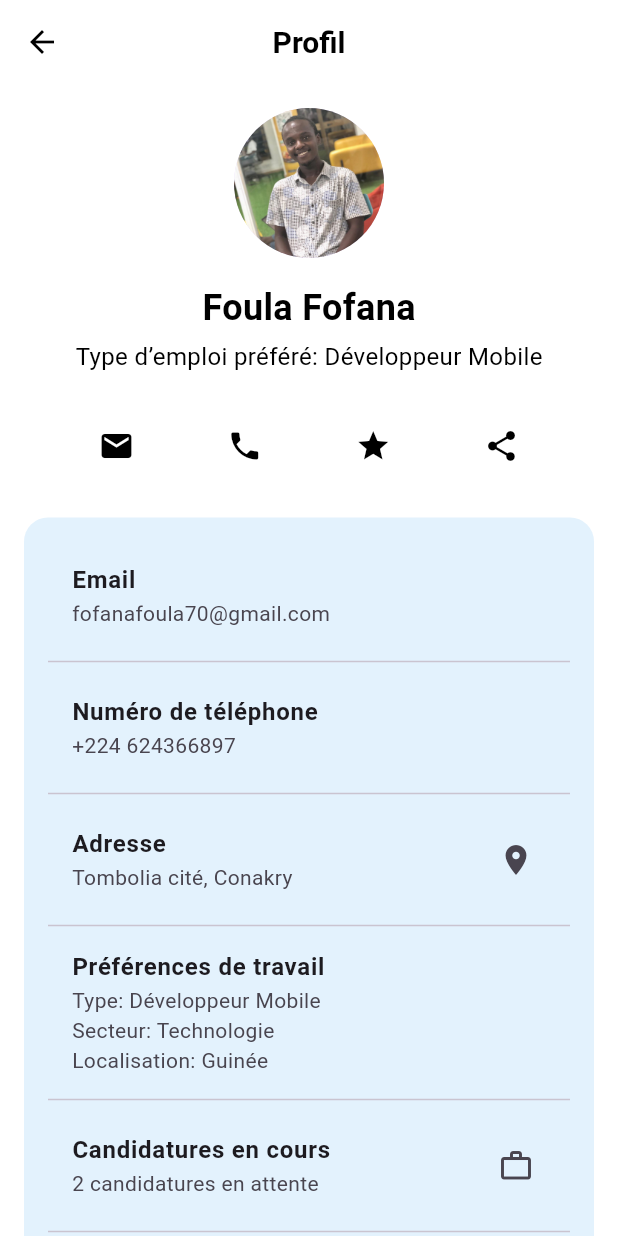
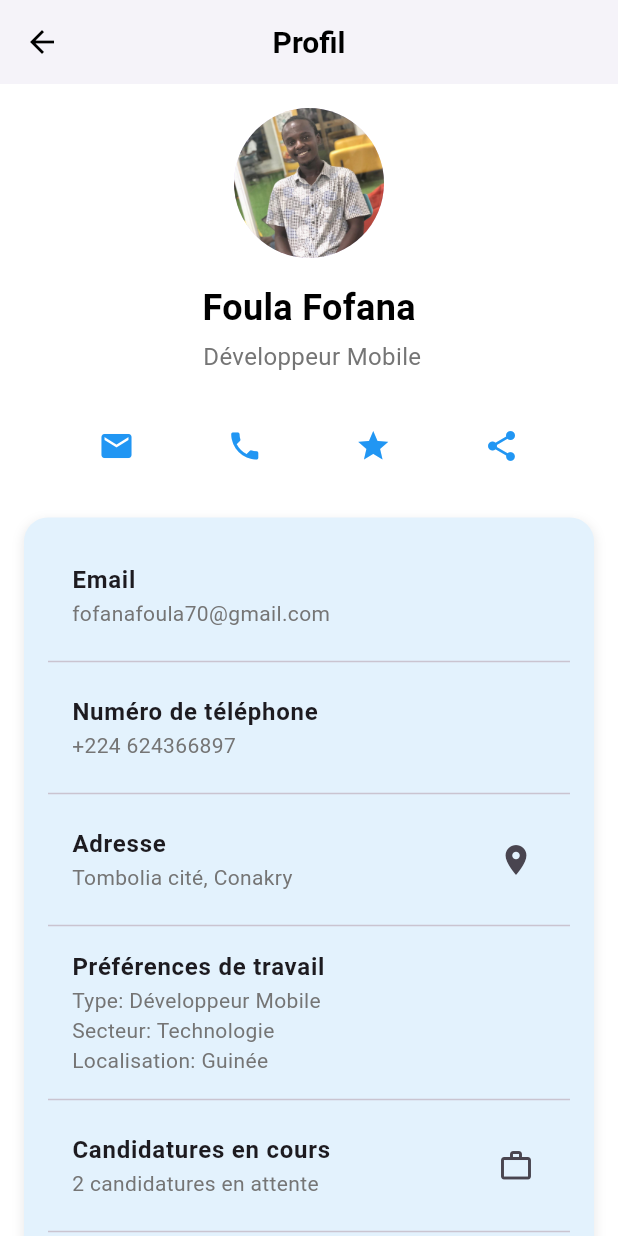
Before and after one commit to Foula34/Future-Job-1.0, a Flutter app: the ProfileScreen screen opened by its route, on a phone screen of 412 x 824 dp. Run offline on Flutter 3.47's test engine with Material 3 defaults, Android fonts, the phone set to English and light mode, and no system bars; our stand-ins replace file_picker, flutter_svg, google_fonts, share_plus.

Commit message:
page de profile modifiè

```diff
--- a/lib/authentication/profile_screen.dart
+++ b/lib/authentication/profile_screen.dart
@@ -1,7 +1,6 @@
 import 'package:flutter/material.dart';
 import 'package:google_fonts/google_fonts.dart';
 import 'package:myapp/home/settings_screen.dart';
-
 import '../../models/user_model.dart';
 
 class ProfileScreen extends StatefulWidget {
@@ -29,12 +28,10 @@ class _ProfileScreenState extends State<ProfileScreen> {
           ),
         ),
         backgroundColor: Colors.white,
-        elevation: 0,
+        elevation: 2,  // Légère ombre pour plus de profondeur
         leading: IconButton(
           icon: const Icon(Icons.arrow_back, color: Colors.black),
-          onPressed: () {
-            Navigator.pop(context);
-          },
+          onPressed: () => Navigator.pop(context),
         ),
       ),
       body: SingleChildScrollView(
@@ -43,6 +40,23 @@ class _ProfileScreenState extends State<ProfileScreen> {
           child: Column(
             crossAxisAlignment: CrossAxisAlignment.center,
             children: [
+              _buildProfileHeader(),
+              const SizedBox(height: 24),
+              _buildQuickActions(),
+              const SizedBox(height: 24),
+              _buildUserInfo(),
+              const SizedBox(height: 24),
+              _buildEditProfileButton(),
+            ],
+          ),
+        ),
+      ),
+    );
+  }
+
+  Widget _buildProfileHeader() {
+    return Column(
+      children: [
         const CircleAvatar(
           radius: 50,
           backgroundImage: AssetImage('assets/images/me.jpg'),
@@ -50,168 +64,105 @@ class _ProfileScreenState extends State<ProfileScreen> {
         const SizedBox(height: 16),
         Text(
           widget.user.name,
-                style: GoogleFonts.roboto(
-                  fontSize: 24,
-                  fontWeight: FontWeight.bold,
-                  color: Colors.black,
-                ),
+          style: GoogleFonts.roboto(fontSize: 24, fontWeight: FontWeight.bold, color: Colors.black),
         ),
         const SizedBox(height: 4),
         Text(
-                'Type d’emploi préféré: ${widget.user.preferredJobType}',
-                style: GoogleFonts.roboto(
-                  fontSize: 16,
-                  color: Colors.black,
+          ' ${widget.user.preferredJobType}',
+          style: GoogleFonts.roboto(fontSize: 16, color: Colors.grey[600]),
         ),
-              ),
-              const SizedBox(height: 24),
+      ],
+    );
+  }
 
-              // Actions rapides (Appel, Message, etc.)
-              Row(
+  Widget _buildQuickActions() {
+    return Row(
       mainAxisAlignment: MainAxisAlignment.spaceEvenly,
       children: [
-                  IconButton(
-                    icon: const Icon(Icons.email, color: Colors.black),
-                    onPressed: () {
-                      // Action pour envoyer un email
-                    },
-                  ),
-                  IconButton(
-                    icon: const Icon(Icons.phone, color: Colors.black),
-                    onPressed: () {
-                      // Action pour appeler
-                    },
-                  ),
-                  IconButton(
-                    icon: const Icon(Icons.star, color: Colors.black),
-                    onPressed: () {
-                      // Action pour ajouter aux favoris
-                    },
-                  ),
-                  IconButton(
-                    icon: const Icon(Icons.share, color: Colors.black),
-                    onPressed: () {
-                      // Action pour partager
-                    },
-                  ),
+        _buildActionButton(Icons.email, () => {/* Action pour envoyer un email */}),
+        _buildActionButton(Icons.phone, () => {/* Action pour appeler */}),
+        _buildActionButton(Icons.star, () => {/* Action pour ajouter aux favoris */}),
+        _buildActionButton(Icons.share, () => {/* Action pour partager */}),
       ],
-              ),
-              const SizedBox(height: 24),
+    );
+  }
 
-              // Section principale avec fond coloré
-              Container(
+  Widget _buildActionButton(IconData icon, VoidCallback onPressed) {
+    return IconButton(
+      icon: Icon(icon, color: Colors.blue),
+      onPressed: onPressed,
+      tooltip: 'Action ${icon.toString()}',  // Ajout d'un tooltip pour plus d'information
+    );
+  }
+
+  Widget _buildUserInfo() {
+    return Container(
       padding: const EdgeInsets.all(16),
       decoration: BoxDecoration(
         color: Colors.blue.shade50,
         borderRadius: BorderRadius.circular(16),
+        boxShadow: [
+          BoxShadow(
+            color: Colors.grey.withOpacity(0.2),
+            spreadRadius: 1,
+            blurRadius: 5,
+            offset: const Offset(0, 3), // changes position of shadow
+          ),
+        ],
       ),
       child: Column(
         crossAxisAlignment: CrossAxisAlignment.start,
         children: [
-                    ListTile(
-                      title: const Text(
-                        'Email',
-                        style: TextStyle(fontWeight: FontWeight.bold),
+          _buildListTile('Email', widget.user.email),
+          _buildListTile('Numéro de téléphone', widget.user.phoneNumber),
+          _buildListTile('Adresse', widget.user.address, trailing: const Icon(Icons.location_on)),
+          _buildListTile(
+            'Préférences de travail',
+            'Type: ${widget.user.preferredJobType}\nSecteur: ${widget.user.preferredIndustry}\nLocalisation: ${widget.user.preferredLocation}',
           ),
-                      subtitle: Text(widget.user.email),
-                    ),
-                    const Divider(),
-                    ListTile(
-                      title: const Text(
-                        'Numéro de téléphone',
-                        style: TextStyle(fontWeight: FontWeight.bold),
-                      ),
-                      subtitle: Text(widget.user.phoneNumber),
-                    ),
-                    const Divider(),
-                    ListTile(
-                      title: const Text(
-                        'Adresse',
-                        style: TextStyle(fontWeight: FontWeight.bold),
-                      ),
-                      subtitle: Text(widget.user.address),
-                      trailing: const Icon(Icons.location_on),
-                    ),
-                    const Divider(),
-                    ListTile(
-                      title: const Text(
-                        'Préférences de travail',
-                        style: TextStyle(fontWeight: FontWeight.bold),
-                      ),
-                      subtitle: Text(
-                        'Type: ${widget.user.preferredJobType}\n'
-                        'Secteur: ${widget.user.preferredIndustry}\n'
-                        'Localisation: ${widget.user.preferredLocation}',
-                      ),
-                    ),
-                    const Divider(),
-                    ListTile(
-                      title: const Text(
-                        'Candidatures en cours',
-                        style: TextStyle(fontWeight: FontWeight.bold),
-                      ),
-                      subtitle: Text('2 candidatures en attente'),
-                      trailing: const Icon(Icons.work_outline),
-                    ),
-                    const Divider(),
-                    ListTile(
-                      title: const Text(
+          _buildListTile('Candidatures en cours', '2 candidatures en attente', trailing: const Icon(Icons.work_outline)),
+          _buildListTile(
             'Événements et webinaires',
-                        style: TextStyle(fontWeight: FontWeight.bold),
-                      ),
-                      subtitle: Text('Prochain événement : Webinaire sur le CV'),
+            'Prochain événement : Webinaire sur le CV',
             trailing: const Icon(Icons.event),
             onTap: () {
               // Naviguer vers la page des événements
             },
           ),
-                    const Divider(),
+          _buildListTile('Réseaux sociaux',
+            'LinkedIn: ${widget.user.linkedIn}\nTwitter: ${widget.user.twitter}\nInstagram: ${widget.user.instagram}',
+          ),
           ListTile(
-                      title: const Text(
-                        'Recommandations',
-                        style: TextStyle(fontWeight: FontWeight.bold),
-                      ),
-                      subtitle: Text('Emplois recommandés pour vous'),
-                      trailing: const Icon(Icons.recommend),
-                      onTap: () {
-                        // Naviguer vers la page des recommandations
-                      },
-                    ),
-                    const Divider(),
-                    ListTile(
-                      title: const Text(
-                        'Réseaux sociaux',
-                        style: TextStyle(fontWeight: FontWeight.bold),
-                      ),
-                      subtitle: Text(
-                          'LinkedIn: ${widget.user.linkedIn}\nTwitter: ${widget.user.twitter}\nInstagram: ${widget.user.instagram}'),
-                      trailing: const Icon(Icons.link),
-                    ),
-                    const Divider(),
-                    ListTile(
-                      leading: const Icon(Icons.settings),
-                      title: const Text(
-                        'Paramètres',
-                        style: TextStyle(fontWeight: FontWeight.bold),
-                      ),
+            leading: const Icon(Icons.settings, color: Colors.blue),
+            title: const Text('Paramètres', style: TextStyle(fontWeight: FontWeight.bold)),
             trailing: const Icon(Icons.arrow_forward_ios),
             onTap: () {
-                        Navigator.push(
-                          context,
-                          MaterialPageRoute(
-                            builder: (context) => const SettingsScreen(),
-                          ),
-                        );
+              Navigator.push(context, MaterialPageRoute(builder: (context) => const SettingsScreen()));
             },
           ),
         ],
       ),
+    );
+  }
+
+  Widget _buildListTile(String title, String subtitle, {Icon? trailing, VoidCallback? onTap}) {
+    return GestureDetector(
+      onTap: onTap,
+      child: Column(
+        children: [
+          ListTile(
+            title: Text(title, style: const TextStyle(fontWeight: FontWeight.bold)),
+            subtitle: Text(subtitle, style: TextStyle(color: Colors.grey[600])),
+            trailing: trailing,
           ),
+          const Divider(),
+        ],
+      ),
+    );
+  }
 
-              const SizedBox(height: 24),
-
-              // Bouton pour modifier le profil
-              ElevatedButton.icon(
+  Widget _buildEditProfileButton() {
+    return ElevatedButton.icon(
       onPressed: () {
         // Action de modification du profil
       },
@@ -220,14 +171,8 @@ class _ProfileScreenState extends State<ProfileScreen> {
       style: ElevatedButton.styleFrom(
         backgroundColor: const Color(0xFF4C41A3),
         foregroundColor: Colors.white,
-                  shape: RoundedRectangleBorder(
-                    borderRadius: BorderRadius.circular(8),
-                  ),
-                ),
-              ),
-            ],
-          ),
-        ),
+        shape: RoundedRectangleBorder(borderRadius: BorderRadius.circular(8)),
+        padding: const EdgeInsets.symmetric(vertical: 12, horizontal: 16),
       ),
     );
   }
```
Lines whose indentation alone changed are shown as unchanged.
